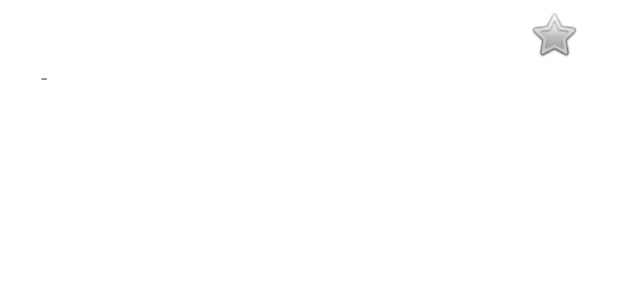
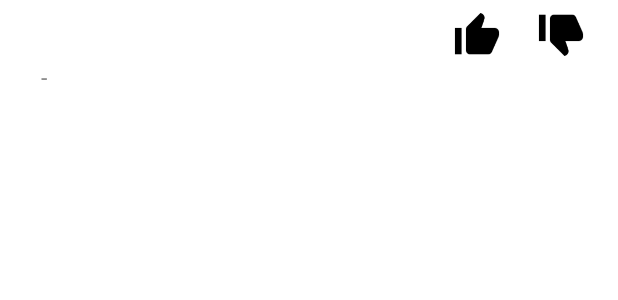
Before and after one commit to MSDCapstoneProject/JobBridge, an Android app: the layout jobs_list_fragment.xml on its own in the app's theme, with its tools: preview values and no code run, on a phone screen of 412 x 824 dp. Shown: the top 300 px of the screen. Run offline under Robolectric (Android 15) with nearby library versions, the phone set to English and light mode, and no system bars.

Commit message:
jobs like/dislike

```diff
--- a/app/src/main/java/com/capstone/jobapplication/jobbridge/MainActivity.java
+++ b/app/src/main/java/com/capstone/jobapplication/jobbridge/MainActivity.java
@@ -1,6 +1,5 @@
 package com.capstone.jobapplication.jobbridge;
 
-import android.app.Dialog;
 import android.content.Context;
 import android.os.Bundle;
 import android.os.Handler;
@@ -10,7 +9,6 @@ import android.support.v4.view.ViewPager;
 import android.support.v7.app.AppCompatActivity;
 import android.view.Menu;
 import android.view.View;
-import android.view.Window;
 import android.view.inputmethod.InputMethodManager;
 import android.widget.Toast;
 
@@ -18,13 +16,9 @@ import com.capstone.jobapplication.jobbridge.fragments.AboutFragment;
 import com.capstone.jobapplication.jobbridge.fragments.InterestFragment;
 import com.capstone.jobapplication.jobbridge.fragments.JobsFragment;
 import com.capstone.jobapplication.jobbridge.fragments.JobsMapFragment;
-import com.capstone.jobapplication.jobbridge.util.LoadingDialog;
 
-import java.lang.reflect.InvocationTargetException;
-import java.lang.reflect.Method;
 import java.util.ArrayList;
 import java.util.List;
-import java.util.Stack;
 
 public class MainActivity extends AppCompatActivity implements View.OnClickListener, ViewPager.OnPageChangeListener {
 
--- a/app/src/main/res/layout/jobs_list_fragment.xml
+++ b/app/src/main/res/layout/jobs_list_fragment.xml
@@ -35,13 +35,22 @@
                     android:textSize="@dimen/text_size" />
 
                 <ImageView
-                    android:id="@+id/job_rate"
+                    android:id="@+id/job_like"
                     android:layout_width="0dp"
                     android:layout_height="35sp"
                     android:layout_gravity="center_horizontal"
                     android:layout_weight="1"
-                    android:src="@drawable/job_dislike"
-                    android:onClick="rateThisJob"/>
+                    android:src="@drawable/icons_thumbs_up"
+                    android:onClick="likeThisJob"/>
+
+                <ImageView
+                    android:id="@+id/job_dislike"
+                    android:layout_width="0dp"
+                    android:layout_height="35sp"
+                    android:layout_gravity="center_horizontal"
+                    android:layout_weight="1"
+                    android:src="@drawable/icons_thumbs_down"
+                    android:onClick="dislikeThisJob"/>
             </LinearLayout>
 
             <LinearLayout
```
Also changed, not shown: app/src/main/java/com/capstone/jobapplication/jobbridge/util/StableArrayAdapter.java (+65 -12 lines), app/src/main/res/drawable/icons_thumbs_down.png (added), app/src/main/res/drawable/icons_thumbs_up.png (added).
